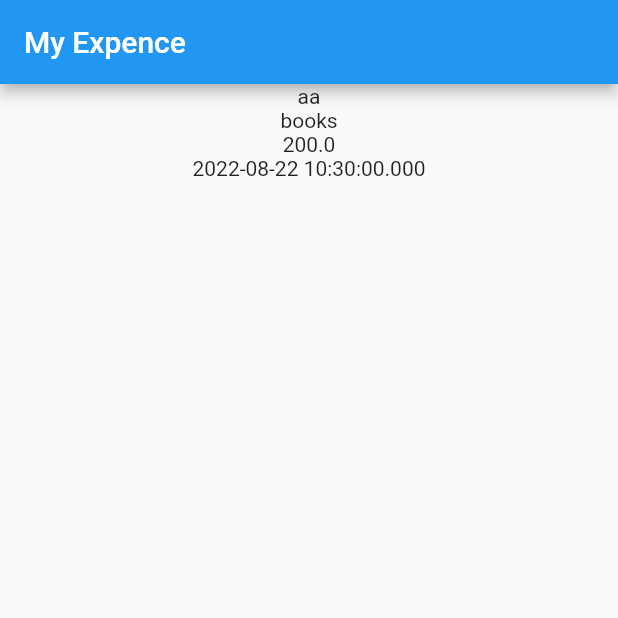
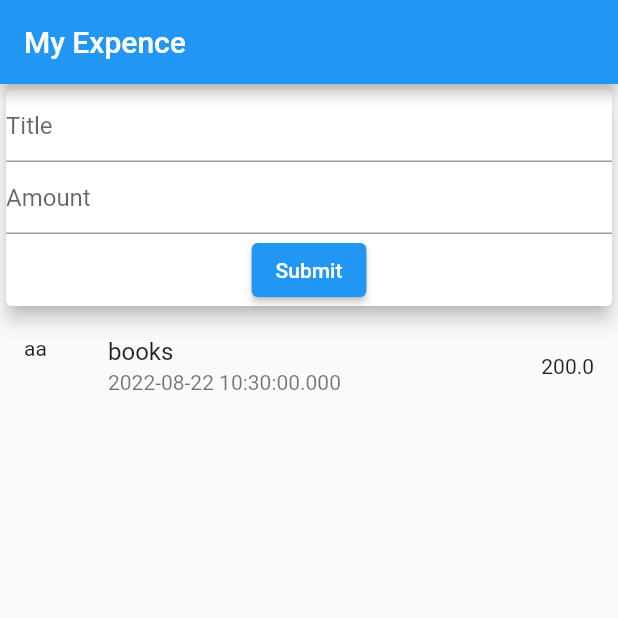
Before and after one commit to optimus1012/expense, a Flutter app: the screen it shows after launch, on a phone screen of 412 x 824 dp, the top half of it. Run offline on Flutter 3.47's test engine with Material 2 defaults, Android fonts, the phone set to English and light mode, and no system bars.

Commit message:
Second commit

```diff
--- a/lib/main.dart
+++ b/lib/main.dart
@@ -48,25 +48,72 @@ class _MyHomePageState extends State<MyHomePage> {
 
     )
   ];
+
+  final titleController = TextEditingController();
+  final amountController = TextEditingController();
+  _addTransaction(String title,double amount)
+  {
+      print(title);
+      print(amount);
+      var newTr = Transaction(
+          id: '1',
+          title: title,
+          amount: amount,
+          dateTime: DateTime.now(),
+      );
+      setState(() {
+        transaction.add(newTr);
+      });
+
+  }
   @override
   Widget build(BuildContext context) {
     return Scaffold(
       appBar: AppBar(
         title: Text('My Expence'),
       ),
-      body: ListView.builder(
-        itemCount: transaction.length,
-          itemBuilder: (BuildContext context,int index){
-            //return Text(transaction[index].toString());
-            return Column(
-                children: [
-                Text("${transaction[index].id}"),
-            Text("${transaction[index].title}"),
-            Text("${transaction[index].amount}"),
-            Text("${transaction[index].dateTime}"),
-                ],
-            );
-          }
+      body: Column(
+
+        children: [
+          Card(
+            elevation: 5,
+            child: Column(
+              children: [
+                TextField(
+                  controller:titleController,
+                  decoration: InputDecoration(hintText: "Title"),
+                ),
+                TextField(
+                  controller:amountController,
+                  decoration: InputDecoration(hintText: "Amount"),
+                ),
+                ElevatedButton(onPressed: (){
+                  print(titleController.text);
+                  print(amountController.text);
+
+                  _addTransaction(titleController.text,double.parse(amountController.text));
+
+                }, child: Text('Submit')
+                )
+              ],
+            ),
+          ),
+          Expanded(
+            child: ListView.builder(
+              itemCount: transaction.length,
+                itemBuilder: (BuildContext context,int index){
+                  //return Text(transaction[index].toString());
+                  //
+                  return ListTile(
+                    leading: Text('${transaction[index].id}'),
+                    title: Text('${transaction[index].title}'),
+                    subtitle: Text('${transaction[index].dateTime}'),
+                    trailing: Text('${transaction[index].amount}'),
+                  );
+                }
+            ),
+          ),
+        ],
       ),
     );
   }
```
